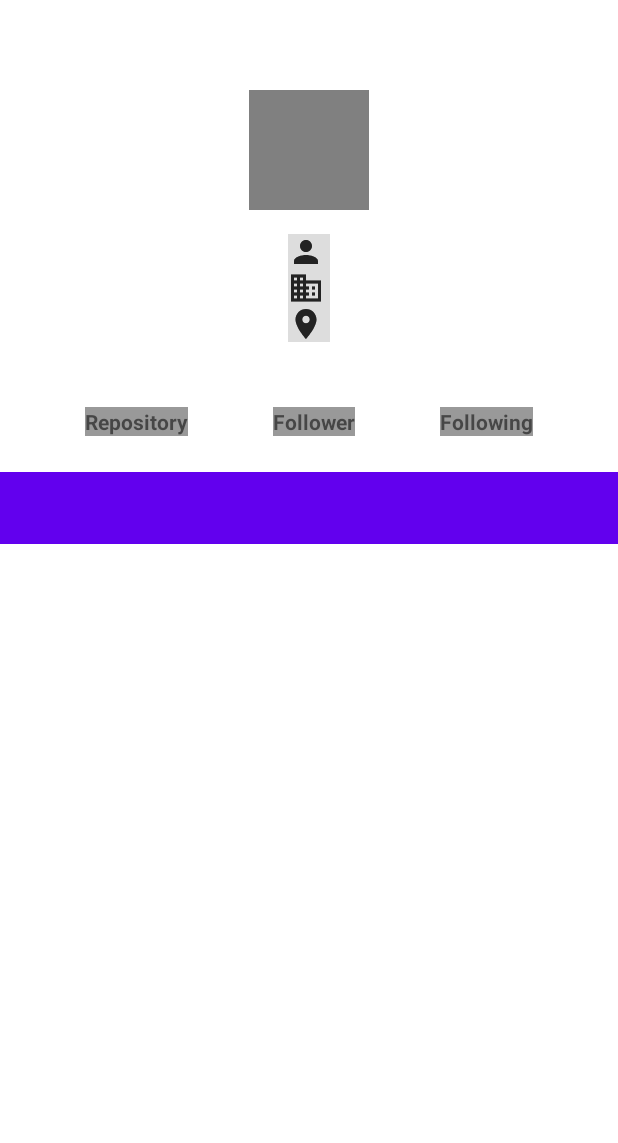
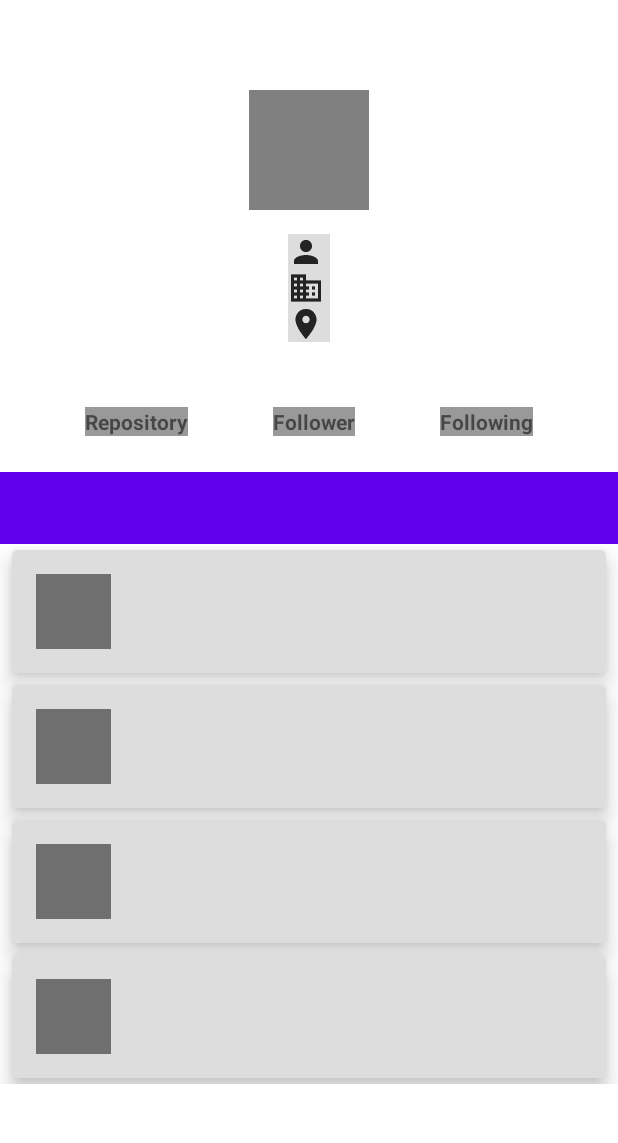
Before and after one commit to yysrll/github_user_app, an Android app: the FollowFragment screen opened directly, with no data from a screen before it, on a phone screen of 412 x 824 dp, the part 84-1227 px from its top. Run offline under Robolectric (Android 15) with nearby library versions, the phone set to English and light mode, and no system bars; our stand-ins replace Shimmer; pictures from the network do not load.

Commit message:
fix: shimmer loading move to FollowFragment

```diff
--- a/app/src/main/res/layout/activity_detail.xml
+++ b/app/src/main/res/layout/activity_detail.xml
@@ -34,7 +34,6 @@
         app:layout_constraintRight_toRightOf="parent"/>
 
 
-
     <com.facebook.shimmer.ShimmerFrameLayout
         android:id="@+id/shimmer_layout"
         android:layout_width="match_parent"
--- a/app/src/main/res/layout/activity_detail_placeholder.xml
+++ b/app/src/main/res/layout/activity_detail_placeholder.xml
@@ -138,15 +138,4 @@
         app:tabTextColor="@android:color/white"
         app:layout_constraintTop_toBottomOf="@+id/following"/>
 
-    <View
-        android:id="@+id/view_pager"
-        android:layout_width="match_parent"
-        android:layout_height="0dp"
-        android:layout_margin="16dp"
-        android:background="#7A7A7A"
-        app:layout_constraintTop_toBottomOf="@id/tabs"
-        app:layout_constraintBottom_toBottomOf="parent"
-        app:layout_constraintLeft_toLeftOf="parent"
-        app:layout_constraintRight_toRightOf="parent"/>
-
 </androidx.constraintlayout.widget.ConstraintLayout>
--- a/app/src/main/res/layout/fragment_follow.xml
+++ b/app/src/main/res/layout/fragment_follow.xml
@@ -17,4 +17,29 @@
         tools:listitem="@layout/user_row_item"
         />
 
+
+    <com.facebook.shimmer.ShimmerFrameLayout
+        android:id="@+id/shimmer_layout"
+        android:layout_width="match_parent"
+        android:layout_height="match_parent"
+        app:layout_constraintBottom_toBottomOf="parent"
+        app:layout_constraintEnd_toEndOf="parent"
+        app:layout_constraintStart_toStartOf="parent"
+        app:layout_constraintTop_toTopOf="parent"
+        app:shimmer_auto_start="true">
+        <ScrollView
+            android:layout_width="match_parent"
+            android:layout_height="wrap_content">
+            <LinearLayout
+                android:layout_width="match_parent"
+                android:layout_height="wrap_content"
+                android:orientation="vertical">
+                <include layout="@layout/user_row_placeholder" />
+                <include layout="@layout/user_row_placeholder" />
+                <include layout="@layout/user_row_placeholder" />
+                <include layout="@layout/user_row_placeholder" />
+            </LinearLayout>
+        </ScrollView>
+    </com.facebook.shimmer.ShimmerFrameLayout>
+
 </androidx.constraintlayout.widget.ConstraintLayout>
```
Also changed, not shown: app/src/main/java/com/yusril/githubuserapp/ui/follow/FollowFragment.kt (+34 -4 lines).
